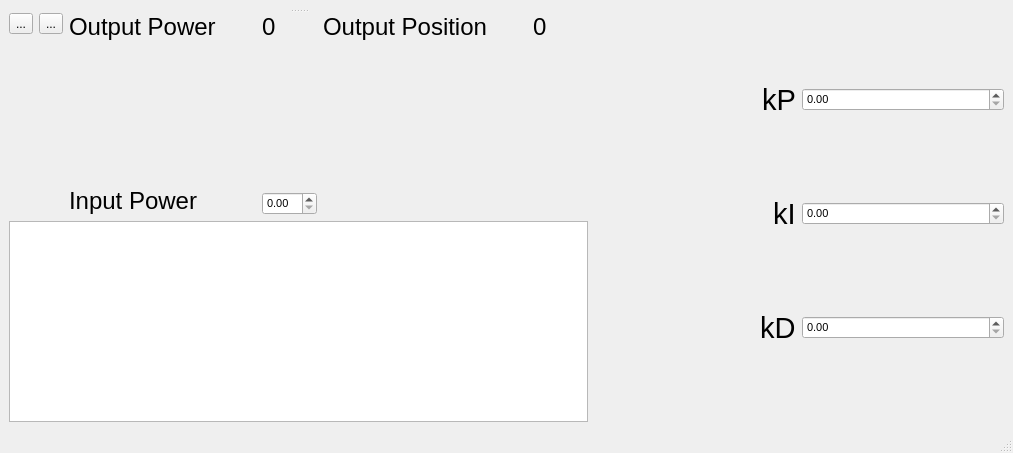
The window that gui/LAC_PID/ui_LAC_PID_gui.ui (trezitorul/qudi) describes before a commit, drawn with Qt 5.
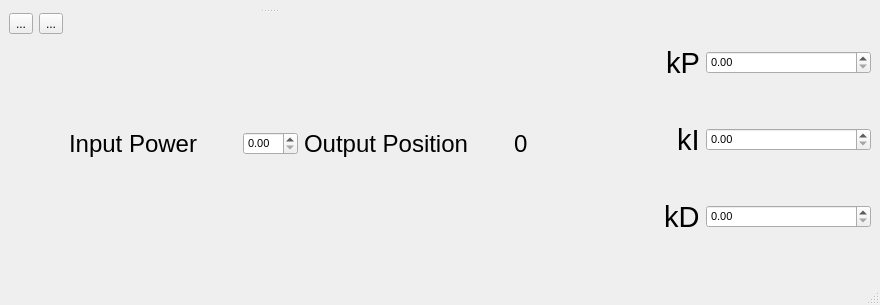
The same window after the commit. Icons and pictures are not drawn. Custom widgets are drawn as their Qt base class.

Commit message: PID LAC and updates to piezo GUI

Patch:
```diff
--- a/gui/LAC_PID/ui_LAC_PID_gui.ui
+++ b/gui/LAC_PID/ui_LAC_PID_gui.ui
@@ -6,8 +6,8 @@
    <rect>
     <x>0</x>
     <y>0</y>
-    <width>1013</width>
-    <height>453</height>
+    <width>880</width>
+    <height>305</height>
    </rect>
   </property>
   <property name="windowTitle">
@@ -61,31 +61,6 @@
              <layout class="QHBoxLayout" name="horizontalLayout_3">
               <item>
                <layout class="QVBoxLayout" name="verticalLayout_5">
-                <item>
-                 <widget class="QLabel" name="label_3">
-                  <property name="font">
-                   <font>
-                    <pointsize>18</pointsize>
-                   </font>
-                  </property>
-                  <property name="text">
-                   <string>Output Power</string>
-                  </property>
-                 </widget>
-                </item>
-                <item>
-                 <spacer name="verticalSpacer_3">
-                  <property name="orientation">
-                   <enum>Qt::Vertical</enum>
-                  </property>
-                  <property name="sizeHint" stdset="0">
-                   <size>
-                    <width>20</width>
-                    <height>40</height>
-                   </size>
-                  </property>
-                 </spacer>
-                </item>
                 <item>
                  <widget class="QLabel" name="label_4">
                   <property name="font">
@@ -120,31 +95,6 @@
             </item>
             <item>
              <layout class="QVBoxLayout" name="verticalLayout_6">
-              <item>
-               <widget class="QLabel" name="powerOutput">
-                <property name="font">
-                 <font>
-                  <pointsize>18</pointsize>
-                 </font>
-                </property>
-                <property name="text">
-                 <string>0</string>
-                </property>
-               </widget>
-              </item>
-              <item>
-               <spacer name="verticalSpacer_4">
-                <property name="orientation">
-                 <enum>Qt::Vertical</enum>
-                </property>
-                <property name="sizeHint" stdset="0">
-                 <size>
-                  <width>55</width>
-                  <height>13</height>
-                 </size>
-                </property>
-               </spacer>
-              </item>
               <item>
                <widget class="QDoubleSpinBox" name="powerInput">
                 <property name="font">
@@ -176,19 +126,6 @@
                   </property>
                  </widget>
                 </item>
-                <item>
-                 <spacer name="verticalSpacer_6">
-                  <property name="orientation">
-                   <enum>Qt::Vertical</enum>
-                  </property>
-                  <property name="sizeHint" stdset="0">
-                   <size>
-                    <width>20</width>
-                    <height>40</height>
-                   </size>
-                  </property>
-                 </spacer>
-                </item>
                </layout>
               </item>
               <item>
@@ -221,19 +158,6 @@
                   </property>
                  </widget>
                 </item>
-                <item>
-                 <spacer name="verticalSpacer_7">
-                  <property name="orientation">
-                   <enum>Qt::Vertical</enum>
-                  </property>
-                  <property name="sizeHint" stdset="0">
-                   <size>
-                    <width>55</width>
-                    <height>13</height>
-                   </size>
-                  </property>
-                 </spacer>
-                </item>
                </layout>
               </item>
              </layout>
@@ -242,9 +166,6 @@
           </item>
          </layout>
         </item>
-        <item>
-         <widget class="PlotWidget" name="positionTrace"/>
-        </item>
        </layout>
       </widget>
      </widget>
@@ -342,13 +263,6 @@
   </widget>
   <widget class="QStatusBar" name="statusbar"/>
  </widget>
- <customwidgets>
-  <customwidget>
-   <class>PlotWidget</class>
-   <extends>QGraphicsView</extends>
-   <header>pyqtgraph</header>
-  </customwidget>
- </customwidgets>
  <resources/>
  <connections/>
 </ui>
```
Left out of the diff: 2 changed lines with no effect on the pictures. The commit also changes 5 other files.
